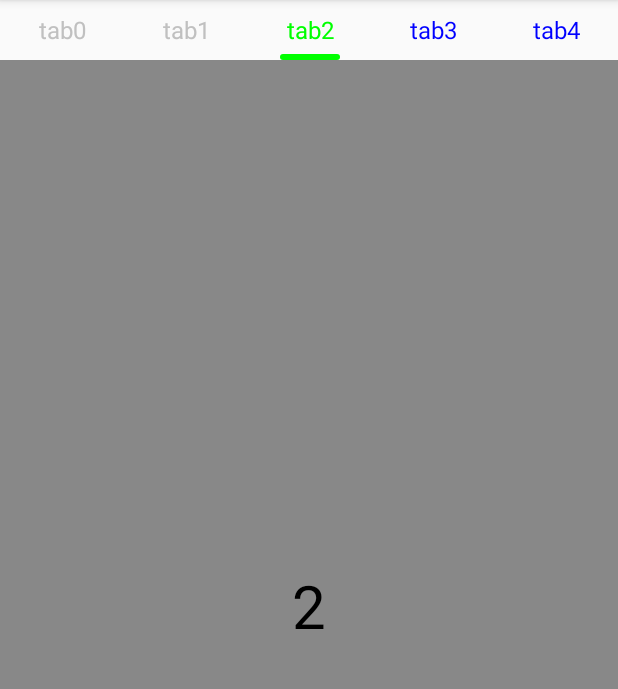
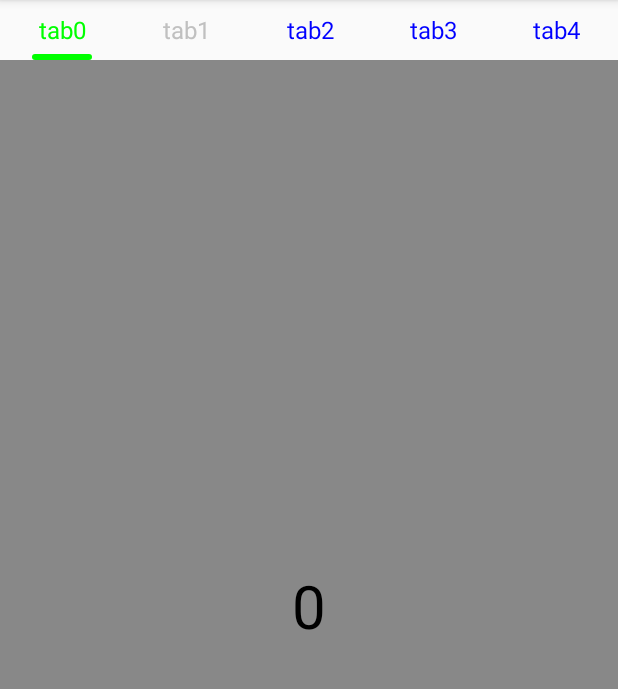
Before and after one commit to zhumingwei/BaseUI, an Android app: the screen it shows after launch (CustomTabActivity), on a phone screen of 412 x 824 dp, the part 84-773 px from its top. Run offline under Robolectric (Android 15) with nearby library versions, the phone set to English and light mode, and no system bars.

Commit message:
添加自定方法

```diff
--- a/app/src/main/java/com/bond/baselib/CustomTabActivity.kt
+++ b/app/src/main/java/com/bond/baselib/CustomTabActivity.kt
@@ -10,7 +10,7 @@ import android.view.View
 import android.view.ViewGroup
 import android.widget.TextView
 
-import com.bond.baseui.widget.CustomTabLayout
+import com.bond.baseui.widget.DisableTabLayout
 import kotlinx.android.synthetic.main.activity_custom_tab.*
 
 /**
@@ -19,7 +19,7 @@ import kotlinx.android.synthetic.main.activity_custom_tab.*
  * @email zdf312192599@163.com
  */
 class CustomTabActivity : AppCompatActivity() {
-     lateinit var customTab: CustomTabLayout
+     lateinit var customTab: DisableTabLayout
      lateinit var viewPager: ViewPager
      lateinit var pagerAdapter: PagerAdapter
     override fun onCreate(savedInstanceState: Bundle?) {
@@ -31,6 +31,7 @@ class CustomTabActivity : AppCompatActivity() {
         customTab.setupWithViewPagerAdapter(viewpager,pagerAdapter)
         customTab.setDisable(0)
         customTab.setDisable(1)
+        customTab.setEnable(0)
     }
 
      inner class MyPagerAdapter (size:Int):PagerAdapter(){
--- a/app/src/main/res/layout/activity_custom_tab.xml
+++ b/app/src/main/res/layout/activity_custom_tab.xml
@@ -5,20 +5,20 @@
     android:layout_height="match_parent"
     android:orientation="vertical">
 
-    <com.bond.baseui.widget.CustomTabLayout
+    <com.bond.baseui.widget.DisableTabLayout
         android:id="@+id/customTab"
         android:layout_width="match_parent"
         android:layout_height="40dp"
-        app:mtabBackground="#ff0000"
-        app:mtabMode="fixed"
-        app:tabIndicatorColor="#00ff00"
-        app:tabIndicatorHeight="4dp"
-        app:tabIndicatorWidth="40dp"
-        app:tabSelectedTextColor="#00ff00"
-        app:tabTextAppearance="@style/BuyEpisode"
-        app:tabTextColor="#0000ff">
+        app:disable_tabBackground="#ff0000"
+        app:disable_tabMode="fixed"
+        app:disable_tabIndicatorColor="#00ff00"
+        app:disable_tabIndicatorHeight="4dp"
+        app:disable_tabIndicatorWidth="40dp"
+        app:disable_tabSelectedTextColor="#00ff00"
+        app:disable_tabTextAppearance="@style/BuyEpisode"
+        app:disable_tabTextColor="#0000ff">
 
-    </com.bond.baseui.widget.CustomTabLayout>
+    </com.bond.baseui.widget.DisableTabLayout>
 
     <android.support.v4.view.ViewPager
         android:id="@+id/viewpager"
--- a/baseui/src/main/java/com/bond/baseui/widget/CustomTabLayout.kt
+++ b/baseui/src/main/java/com/bond/baseui/widget/DisableTabLayout.kt
@@ -4,8 +4,10 @@ import android.content.Context
 import android.content.res.ColorStateList
 import android.graphics.*
 import android.os.Build
+import android.support.annotation.ColorRes
 import android.support.annotation.IntDef
 import android.support.annotation.RestrictTo
+import android.support.v4.content.ContextCompat
 import android.support.v4.view.PagerAdapter
 import android.support.v4.view.ViewCompat
 import android.support.v4.view.ViewPager
@@ -36,7 +38,7 @@ import java.lang.annotation.RetentionPolicy
  * 添加hook添加自定义tab
  *
  */
-class CustomTabLayout @JvmOverloads constructor(
+class DisableTabLayout @JvmOverloads constructor(
         context: Context, attrs: AttributeSet? = null, defStyleAttr: Int = 0
 ) : HorizontalScrollView(context, attrs, defStyleAttr) {
     var viewPager: ViewPager? = null
@@ -66,7 +68,6 @@ class CustomTabLayout @JvmOverloads constructor(
 
     private var currentPosition = 0
     private var currentPositionOffset: Float = 0f
-    //    var shouldExpand = true//是否展开tab
     var mode: Int = MODE_FIXED
     val disableSet: MutableSet<Int> = mutableSetOf()
     val scrollOffset = 52
@@ -85,11 +86,8 @@ class CustomTabLayout @JvmOverloads constructor(
             tabsContainer.clipChildren = false
             tabsContainer.gravity = Gravity.CENTER
             addView(tabsContainer)
-//            tabDefaultWidth = dp2px(40f).toInt()
-//            indicatorWidth = dp2px(30f).toInt()
-
-            val ta = context.obtainStyledAttributes(attrs, R.styleable.CustomTabLayout)
-            val taa = context.obtainStyledAttributes(ta.getResourceId(R.styleable.CustomTabLayout_tabTextAppearance, android.support.design.R.style.TextAppearance_Design_Tab),
+            val ta = context.obtainStyledAttributes(attrs, R.styleable.DisableTabLayout)
+            val taa = context.obtainStyledAttributes(ta.getResourceId(R.styleable.DisableTabLayout_disable_tabTextAppearance, android.support.design.R.style.TextAppearance_Design_Tab),
                     android.support.v7.appcompat.R.styleable.TextAppearance)
             try {
                 tabTextSize = taa.getDimensionPixelSize(android.support.v7.appcompat.R.styleable.TextAppearance_android_textSize, 0)
@@ -102,49 +100,49 @@ class CustomTabLayout @JvmOverloads constructor(
                 taa.recycle()
             }
             try {
-                if (ta.hasValue(R.styleable.CustomTabLayout_tabTextColor)) {
+                if (ta.hasValue(R.styleable.DisableTabLayout_disable_tabTextColor)) {
                     // If we have an explicit text color set, use it instead
-                    tabColorStateList = ta.getColorStateList(R.styleable.CustomTabLayout_tabTextColor)
+                    tabColorStateList = ta.getColorStateList(R.styleable.DisableTabLayout_disable_tabTextColor)
                 }
 
-                if (ta.hasValue(R.styleable.CustomTabLayout_tabSelectedTextColor) || ta.hasValue(R.styleable.CustomTabLayout_tabDisableTextColor)) {
+                if (ta.hasValue(R.styleable.DisableTabLayout_disable_tabSelectedTextColor) || ta.hasValue(R.styleable.DisableTabLayout_disable_tabDisableTextColor)) {
                     var selected = 0
-                    if (ta.hasValue(R.styleable.CustomTabLayout_tabSelectedTextColor)) {
+                    if (ta.hasValue(R.styleable.DisableTabLayout_disable_tabSelectedTextColor)) {
                         selected = tabColorStateList?.getColorForState(View.SELECTED_STATE_SET, selected) ?: selected
-                        selected = ta.getColor(R.styleable.CustomTabLayout_tabSelectedTextColor, selected)
+                        selected = ta.getColor(R.styleable.DisableTabLayout_disable_tabSelectedTextColor, selected)
                     }
 
                     var disableColor = defaultDisableColor
-                    if (ta.hasValue(R.styleable.CustomTabLayout_tabDisableTextColor)) {
+                    if (ta.hasValue(R.styleable.DisableTabLayout_disable_tabDisableTextColor)) {
                         disableColor = tabColorStateList?.getColorForState(intArrayOf(-android.R.attr.state_enabled), disableColor) ?: disableColor
-                        disableColor = ta.getColor(R.styleable.CustomTabLayout_tabDisableTextColor, disableColor)
+                        disableColor = ta.getColor(R.styleable.DisableTabLayout_disable_tabDisableTextColor, disableColor)
                     }
                     tabColorStateList = createColorStateList(tabColorStateList?.defaultColor
                             ?: Color.BLACK, selected, disableColor)
                 }
 
 
-                if (ta.hasValue(R.styleable.CustomTabLayout_mtabBackground)) {
-                    tabBackgroundResId = ta.getResourceId(R.styleable.CustomTabLayout_mtabBackground, 0)
+                if (ta.hasValue(R.styleable.DisableTabLayout_disable_tabBackground)) {
+                    tabBackgroundResId = ta.getResourceId(R.styleable.DisableTabLayout_disable_tabBackground, 0)
                 }
 //                控件宽度，需要等宽的时候用到
-                if (ta.hasValue(R.styleable.CustomTabLayout_tabDefaultWidth)) {
-                    tabDefaultWidth = ta.getDimensionPixelSize(R.styleable.CustomTabLayout_tabDefaultWidth, 0)
+                if (ta.hasValue(R.styleable.DisableTabLayout_disable_tabDefaultWidth)) {
+                    tabDefaultWidth = ta.getDimensionPixelSize(R.styleable.DisableTabLayout_disable_tabDefaultWidth, 0)
                 }
 
-                if (ta.hasValue(R.styleable.CustomTabLayout_tabIndicatorHeight)) {
-                    indicatorHeight = ta.getDimensionPixelSize(R.styleable.CustomTabLayout_tabIndicatorHeight, 8)
+                if (ta.hasValue(R.styleable.DisableTabLayout_disable_tabIndicatorHeight)) {
+                    indicatorHeight = ta.getDimensionPixelSize(R.styleable.DisableTabLayout_disable_tabIndicatorHeight, 8)
                 }
-                if (ta.hasValue(R.styleable.CustomTabLayout_tabIndicatorWidth)) {
+                if (ta.hasValue(R.styleable.DisableTabLayout_disable_tabIndicatorWidth)) {
                     //默认是控件宽度，如果有则使用设置宽度
-                    indicatorWidth = ta.getDimensionPixelSize(R.styleable.CustomTabLayout_tabIndicatorWidth, 0)
+                    indicatorWidth = ta.getDimensionPixelSize(R.styleable.DisableTabLayout_disable_tabIndicatorWidth, 0)
                 }
-                if (ta.hasValue(R.styleable.CustomTabLayout_tabIndicatorColor)) {
-                    val indicatorColor = ta.getColor(R.styleable.CustomTabLayout_tabIndicatorColor, Color.BLACK)
+                if (ta.hasValue(R.styleable.DisableTabLayout_disable_tabIndicatorColor)) {
+                    val indicatorColor = ta.getColor(R.styleable.DisableTabLayout_disable_tabIndicatorColor, Color.BLACK)
                     indicatorPaint.color = indicatorColor
                 }
-                if (ta.hasValue(R.styleable.CustomTabLayout_mtabMode)) {
-                    mode = ta.getInt(R.styleable.CustomTabLayout_mtabMode, MODE_FIXED)
+                if (ta.hasValue(R.styleable.DisableTabLayout_disable_tabMode)) {
+                    mode = ta.getInt(R.styleable.DisableTabLayout_disable_tabMode, MODE_FIXED)
                 }
             } catch (e: Exception) {
                 e.printStackTrace()
@@ -154,26 +152,23 @@ class CustomTabLayout @JvmOverloads constructor(
         }
     }
 
-    fun setDisable(index: Int) {
-        disableSet.add(index)
-        delegeteAdater?.notifyDataSetChanged()
-        notifyDataSetChanged()
-    }
-
     fun setupWithViewPagerAdapter(vp: ViewPager, adapter: PagerAdapter) {
         this.viewPager = vp
         this.sourceAdapter = adapter
         delegeteAdater = DelegatePagerAdapter(adapter, disableSet)
         vp.adapter = delegeteAdater
         viewPager?.addOnPageChangeListener(pagListener)
+        resetView()
+        notifyDataSetChanged()
+
+    }
+
+    private fun resetView(){
         tabsContainer.removeAllViews()
         for (i in 0 until getTabCount()) {
             addTextTab(i, sourceAdapter?.getPageTitle(i))
         }
-        notifyDataSetChanged()
-
     }
-
 
     private fun notifyDataSetChanged() {
         //刷新界面
@@ -187,7 +182,7 @@ class CustomTabLayout @JvmOverloads constructor(
 
         viewTreeObserver.addOnGlobalLayoutListener(object : ViewTreeObserver.OnGlobalLayoutListener {
             override fun onGlobalLayout() {
-                if (Build.VERSION.SDK_INT < Build.VERSION_CODES.JELLY_BEAN) {
+                if (Build.VERSION.SDK_INT >= Build.VERSION_CODES.JELLY_BEAN) {
                     viewTreeObserver.removeOnGlobalLayoutListener(this)
                 } else {
                     viewTreeObserver.removeGlobalOnLayoutListener(this)
@@ -392,7 +387,7 @@ class CustomTabLayout @JvmOverloads constructor(
     val mTabClick: OnClickListener = OnClickListener { v ->
         val position: Int = v?.getTag() as? Int ?: 0
         val vpPosition: Int = delegeteAdater!!.vpPosition(position)
-        if (vpPosition==-1){
+        if (vpPosition == -1) {
             return@OnClickListener
         }
         val current = viewPager?.currentItem
@@ -428,7 +423,7 @@ class CustomTabLayout @JvmOverloads constructor(
             //vp的position转真实的position
             var result = position
             for (i in 0 until pa.count) {
-                if (disableSet.contains(i)&& result>=i) {
+                if (disableSet.contains(i) && result >= i) {
                     result++
                 }
             }
@@ -438,7 +433,7 @@ class CustomTabLayout @JvmOverloads constructor(
         //-1表示已经被禁用
         //todo 算法希望优化
         fun vpPosition(position: Int): Int {
-            if (disableSet.contains(position)){
+            if (disableSet.contains(position)) {
                 return -1
             }
             //真实的position转vp position
@@ -475,6 +470,59 @@ class CustomTabLayout @JvmOverloads constructor(
     @IntDef(value = intArrayOf(MODE_SCROLLABLE, MODE_FIXED))
     @Retention(RetentionPolicy.SOURCE)
     annotation class Mode
+
+
+    //    ============= 工具方法
+    fun setCurrentItem(position: Int) {
+        val position = delegeteAdater!!.vpPosition(position)
+        if (position>=0){
+            viewPager?.setCurrentItem(position)
+        }
+
+    }
+
+
+    fun setEnable(index: Int, enable: Boolean) {
+        if (enable) {
+            setEnable(index)
+        } else {
+            setDisable(index)
+        }
+    }
+
+    fun setDisable(index: Int) {
+        disableSet.add(index)
+        delegeteAdater?.notifyDataSetChanged()
+        notifyDataSetChanged()
+    }
+
+    fun setEnable(index: Int) {
+        disableSet.remove(index)
+        delegeteAdater?.notifyDataSetChanged()
+        notifyDataSetChanged()
+    }
+
+    fun setIndicatorColor(@ColorRes colorRes:Int){
+        indicatorPaint.color = ContextCompat.getColor(context,colorRes)
+        invalidate()
+    }
+
+    fun setTabMode(mode:Int){
+        this.mode = mode
+        resetView()
+        notifyDataSetChanged()
+    }
+
+    fun setTextColor(defaultColor:Int,selectedColor:Int,disableColor:Int){
+        tabColorStateList = createColorStateList(defaultColor,selectedColor,disableColor)
+        for (i in 0 until tabsContainer.childCount){
+            (tabsContainer.getChildAt(i) as? TextView)?.setTextColor(tabColorStateList)
+        }
+    }
+
+    fun getCurrentRealPosition():Int{
+        return delegeteAdater!!.realPosition(viewPager!!.currentItem)
+    }
 }
 
 const val MODE_SCROLLABLE = 0
```
Also changed, not shown: baseui/src/main/res/values/attrs.xml (+11 -11 lines).
